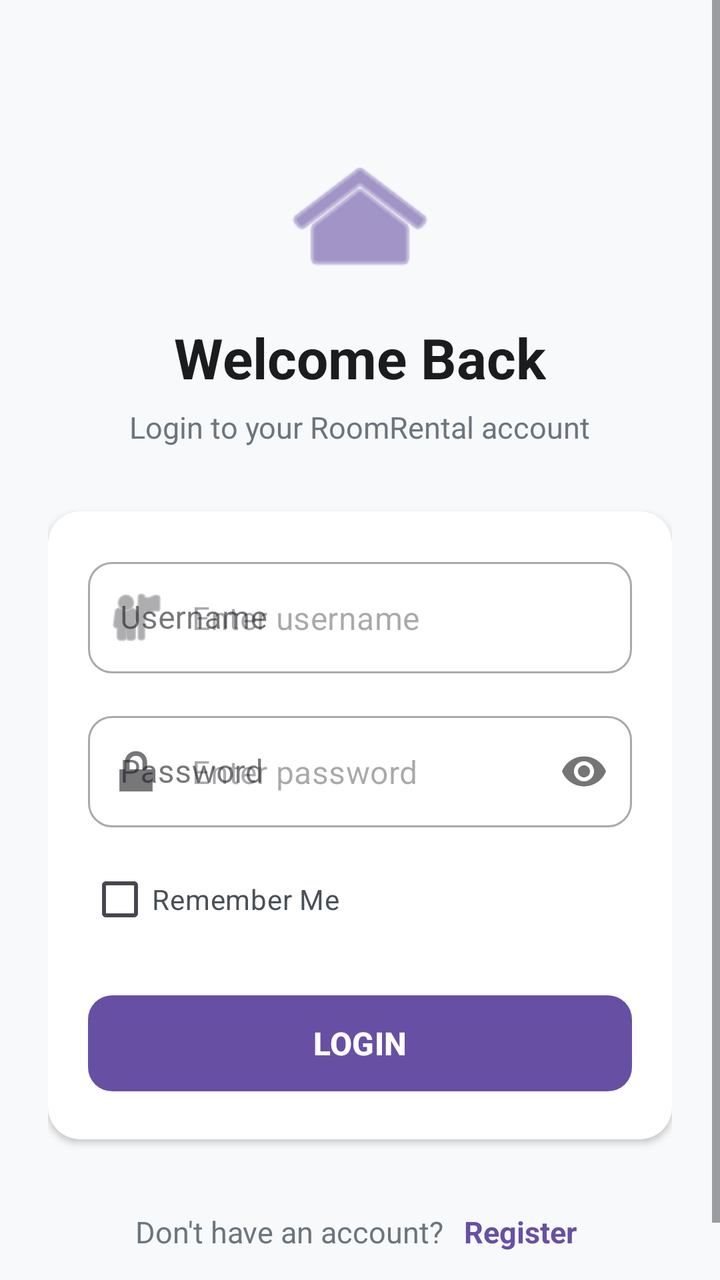
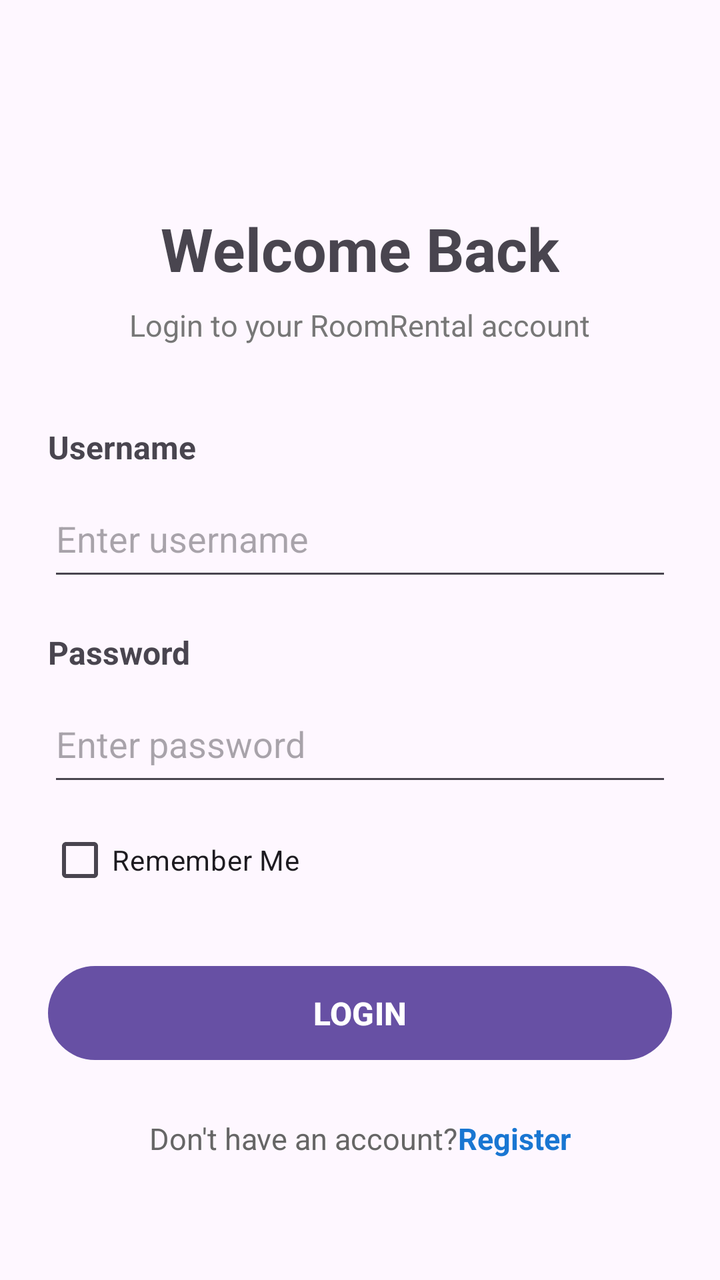

Two renders of the same Android screen: before a commit and after it. Below are the layout's source before the change and the commit's diff.
<!-- AndroidManifest.xml: application theme Theme.RoomRental -->
<!-- res/layout/activity_login.xml -->
<?xml version="1.0" encoding="utf-8"?>
<ScrollView
    xmlns:android="http://schemas.android.com/apk/res/android"
    xmlns:app="http://schemas.android.com/apk/res-auto"
    android:id="@+id/main"
    android:layout_width="match_parent"
    android:layout_height="match_parent"
    android:fillViewport="true"
    android:background="#F8F9FA">

    <LinearLayout
        android:layout_width="match_parent"
        android:layout_height="wrap_content"
        android:orientation="vertical"
        android:gravity="center_horizontal"
        android:padding="24dp">

        
        <ImageView
            android:layout_width="72dp"
            android:layout_height="72dp"
            android:layout_marginTop="48dp"
            android:contentDescription="@null"
            android:src="@android:drawable/ic_menu_home"
            app:tint="?attr/colorPrimary" />

        <TextView
            android:layout_width="wrap_content"
            android:layout_height="wrap_content"
            android:layout_marginTop="16dp"
            android:text="@string/welcome_back"
            android:textColor="#1A1C1E"
            android:textSize="28sp"
            android:textStyle="bold" />

        <TextView
            android:layout_width="wrap_content"
            android:layout_height="wrap_content"
            android:layout_marginTop="6dp"
            android:layout_marginBottom="32dp"
            android:text="@string/login_subtitle"
            android:textColor="#6C757D"
            android:textSize="15sp" />

        
        <com.google.android.material.card.MaterialCardView
            android:layout_width="match_parent"
            android:layout_height="wrap_content"
            app:cardCornerRadius="16dp"
            app:cardElevation="2dp"
            app:cardBackgroundColor="#FFFFFF"
            app:strokeWidth="0dp">

            <LinearLayout
                android:layout_width="match_parent"
                android:layout_height="wrap_content"
                android:orientation="vertical"
                android:padding="20dp">

                
                <com.google.android.material.textfield.TextInputLayout
                    style="@style/Widget.MaterialComponents.TextInputLayout.OutlinedBox"
                    android:layout_width="match_parent"
                    android:layout_height="wrap_content"
                    android:hint="@string/username"
                    app:boxCornerRadiusBottomEnd="12dp"
                    app:boxCornerRadiusBottomStart="12dp"
                    app:boxCornerRadiusTopEnd="12dp"
                    app:boxCornerRadiusTopStart="12dp"
                    app:startIconDrawable="@android:drawable/ic_menu_myplaces">

                    <com.google.android.material.textfield.TextInputEditText
                        android:id="@+id/etUsername"
                        android:layout_width="match_parent"
                        android:layout_height="wrap_content"
                        android:autofillHints="username"
                        android:hint="@string/username_hint"
                        android:inputType="text" />
                </com.google.android.material.textfield.TextInputLayout>

                
                <com.google.android.material.textfield.TextInputLayout
                    style="@style/Widget.MaterialComponents.TextInputLayout.OutlinedBox"
                    android:layout_width="match_parent"
                    android:layout_height="wrap_content"
                    android:layout_marginTop="16dp"
                    android:hint="@string/password"
                    app:boxCornerRadiusBottomEnd="12dp"
                    app:boxCornerRadiusBottomStart="12dp"
                    app:boxCornerRadiusTopEnd="12dp"
                    app:boxCornerRadiusTopStart="12dp"
                    app:passwordToggleEnabled="true"
                    app:startIconDrawable="@android:drawable/ic_lock_lock">

                    <com.google.android.material.textfield.TextInputEditText
                        android:id="@+id/etPassword"
                        android:layout_width="match_parent"
                        android:layout_height="wrap_content"
                        android:autofillHints="password"
                        android:hint="@string/password_hint"
                        android:inputType="textPassword" />
                </com.google.android.material.textfield.TextInputLayout>

                
                <CheckBox
                    android:id="@+id/cbRememberMe"
                    android:layout_width="wrap_content"
                    android:layout_height="wrap_content"
                    android:layout_marginTop="12dp"
                    android:text="@string/remember_me"
                    android:textColor="#495057"
                    android:textSize="14sp" />

                
                <com.google.android.material.button.MaterialButton
                    android:id="@+id/btnLogin"
                    android:layout_width="match_parent"
                    android:layout_height="56dp"
                    android:layout_marginTop="20dp"
                    android:text="@string/login"
                    android:textSize="16sp"
                    android:textStyle="bold"
                    app:cornerRadius="12dp" />

            </LinearLayout>
        </com.google.android.material.card.MaterialCardView>

        
        <View
            android:layout_width="match_parent"
            android:layout_height="0dp"
            android:layout_weight="1" />

        
        <LinearLayout
            android:layout_width="wrap_content"
            android:layout_height="wrap_content"
            android:layout_marginTop="32dp"
            android:layout_marginBottom="16dp"
            android:orientation="horizontal">

            <TextView
                android:layout_width="wrap_content"
                android:layout_height="wrap_content"
                android:text="@string/dont_have_account"
                android:textColor="#6C757D"
                android:textSize="15sp" />

            <TextView
                android:id="@+id/tvRegister"
                android:layout_width="wrap_content"
                android:layout_height="wrap_content"
                android:layout_marginStart="6dp"
                android:clickable="true"
                android:focusable="true"
                android:padding="4dp"
                android:text="@string/register"
                android:textColor="?attr/colorPrimary"
                android:textSize="15sp"
                android:textStyle="bold" />
        </LinearLayout>

    </LinearLayout>
</ScrollView>
<!-- resources referenced by this layout -->
<resources>
  <string name="dont_have_account">Don\'t have an account? </string>
  <string name="login">LOGIN</string>
  <string name="login_subtitle">Login to your RoomRental account</string>
  <string name="password">Password</string>
  <string name="password_hint">Enter password</string>
  <string name="register">Register</string>
  <string name="remember_me">Remember Me</string>
  <string name="username">Username</string>
  <string name="username_hint">Enter username</string>
  <string name="welcome_back">Welcome Back</string>
  <style name="Theme.RoomRental" parent="Base.Theme.RoomRental" />
  <style name="Base.Theme.RoomRental" parent="Theme.Material3.DayNight.NoActionBar">
          
          
      </style>
</resources>

<!-- the commit's change to res/layout/activity_login.xml (unified diff, before → after) -->
@@ -1,164 +1,113 @@
 <?xml version="1.0" encoding="utf-8"?>
-<ScrollView
+<LinearLayout
     xmlns:android="http://schemas.android.com/apk/res/android"
-    xmlns:app="http://schemas.android.com/apk/res-auto"
     android:id="@+id/main"
     android:layout_width="match_parent"
     android:layout_height="match_parent"
-    android:fillViewport="true"
-    android:background="#F8F9FA">
+    android:orientation="vertical"
+    android:padding="24dp">
 
+    
+    <TextView
+        android:layout_width="wrap_content"
+        android:layout_height="wrap_content"
+        android:text="@string/welcome_back"
+        android:textSize="30sp"
+        android:textStyle="bold"
+        android:layout_gravity="center"
+        android:layout_marginTop="80dp"
+        android:layout_marginBottom="8dp" />
+
+    
+    <TextView
+        android:layout_width="wrap_content"
+        android:layout_height="wrap_content"
+        android:text="@string/login_subtitle"
+        android:textSize="15sp"
+        android:textColor="#777777"
+        android:layout_gravity="center"
+        android:layout_marginBottom="40dp" />
+
+    
+    <TextView
+        android:layout_width="wrap_content"
+        android:layout_height="wrap_content"
+        android:text="@string/username"
+        android:textSize="16sp"
+        android:textStyle="bold" />
+
+    <EditText
+        android:id="@+id/etUsername"
+        android:layout_width="match_parent"
+        android:layout_height="55dp"
+        android:hint="@string/username_hint"
+        android:inputType="text"
+        android:autofillHints="username"
+        android:layout_marginTop="6dp" />
+
+    
+    <TextView
+        android:layout_width="wrap_content"
+        android:layout_height="wrap_content"
+        android:text="@string/password"
+        android:textSize="16sp"
+        android:textStyle="bold"
+        android:layout_marginTop="20dp" />
+
+    <EditText
+        android:id="@+id/etPassword"
+        android:layout_width="match_parent"
+        android:layout_height="55dp"
+        android:hint="@string/password_hint"
+        android:inputType="textPassword"
+        android:autofillHints="password"
+        android:layout_marginTop="6dp" />
+
+    
+    <CheckBox
+        android:id="@+id/cbRememberMe"
+        android:layout_width="wrap_content"
+        android:layout_height="wrap_content"
+        android:text="@string/remember_me"
+        android:textSize="14sp"
+        android:layout_marginTop="8dp" />
+
+    
+    <Button
+        android:id="@+id/btnLogin"
+        android:layout_width="match_parent"
+        android:layout_height="55dp"
+        android:text="@string/login"
+        android:textSize="16sp"
+        android:textStyle="bold"
+        android:layout_marginTop="25dp" />
+
+    
     <LinearLayout
-        android:layout_width="match_parent"
+        android:layout_width="wrap_content"
         android:layout_height="wrap_content"
-        android:orientation="vertical"
-        android:gravity="center_horizontal"
-        android:padding="24dp">
-
-        
-        <ImageView
-            android:layout_width="72dp"
-            android:layout_height="72dp"
-            android:layout_marginTop="48dp"
-            android:contentDescription="@null"
-            android:src="@android:drawable/ic_menu_home"
-            app:tint="?attr/colorPrimary" />
+        android:orientation="horizontal"
+        android:layout_gravity="center"
+        android:layout_marginTop="25dp">
 
         <TextView
             android:layout_width="wrap_content"
             android:layout_height="wrap_content"
-            android:layout_marginTop="16dp"
-            android:text="@string/welcome_back"
-            android:textColor="#1A1C1E"
-            android:textSize="28sp"
-            android:textStyle="bold" />
+            android:text="@string/dont_have_account"
+            android:textSize="15sp"
+            android:textColor="#666666" />
 
         <TextView
+            android:id="@+id/tvRegister"
             android:layout_width="wrap_content"
             android:layout_height="wrap_content"
-            android:layout_marginTop="6dp"
-            android:layout_marginBottom="32dp"
-            android:text="@string/login_subtitle"
-            android:textColor="#6C757D"
-            android:textSize="15sp" />
-
-        
-        <com.google.android.material.card.MaterialCardView
-            android:layout_width="match_parent"
-            android:layout_height="wrap_content"
-            app:cardCornerRadius="16dp"
-            app:cardElevation="2dp"
-            app:cardBackgroundColor="#FFFFFF"
-            app:strokeWidth="0dp">
-
-            <LinearLayout
-                android:layout_width="match_parent"
-                android:layout_height="wrap_content"
-                android:orientation="vertical"
-                android:padding="20dp">
-
-                
-                <com.google.android.material.textfield.TextInputLayout
-                    style="@style/Widget.MaterialComponents.TextInputLayout.OutlinedBox"
-                    android:layout_width="match_parent"
-                    android:layout_height="wrap_content"
-                    android:hint="@string/username"
-                    app:boxCornerRadiusBottomEnd="12dp"
-                    app:boxCornerRadiusBottomStart="12dp"
-                    app:boxCornerRadiusTopEnd="12dp"
-                    app:boxCornerRadiusTopStart="12dp"
-                    app:startIconDrawable="@android:drawable/ic_menu_myplaces">
-
-                    <com.google.android.material.textfield.TextInputEditText
-                        android:id="@+id/etUsername"
-                        android:layout_width="match_parent"
-                        android:layout_height="wrap_content"
-                        android:autofillHints="username"
-                        android:hint="@string/username_hint"
-                        android:inputType="text" />
-                </com.google.android.material.textfield.TextInputLayout>
-
-                
-                <com.google.android.material.textfield.TextInputLayout
-                    style="@style/Widget.MaterialComponents.TextInputLayout.OutlinedBox"
-                    android:layout_width="match_parent"
-                    android:layout_height="wrap_content"
-                    android:layout_marginTop="16dp"
-                    android:hint="@string/password"
-                    app:boxCornerRadiusBottomEnd="12dp"
-                    app:boxCornerRadiusBottomStart="12dp"
-                    app:boxCornerRadiusTopEnd="12dp"
-                    app:boxCornerRadiusTopStart="12dp"
-                    app:passwordToggleEnabled="true"
-                    app:startIconDrawable="@android:drawable/ic_lock_lock">
-
-                    <com.google.android.material.textfield.TextInputEditText
-                        android:id="@+id/etPassword"
-                        android:layout_width="match_parent"
-                        android:layout_height="wrap_content"
-                        android:autofillHints="password"
-                        android:hint="@string/password_hint"
-                        android:inputType="textPassword" />
-                </com.google.android.material.textfield.TextInputLayout>
-
-                
-                <CheckBox
-                    android:id="@+id/cbRememberMe"
-                    android:layout_width="wrap_content"
-                    android:layout_height="wrap_content"
-                    android:layout_marginTop="12dp"
-                    android:text="@string/remember_me"
-                    android:textColor="#495057"
-                    android:textSize="14sp" />
-
-                
-                <com.google.android.material.button.MaterialButton
-                    android:id="@+id/btnLogin"
-                    android:layout_width="match_parent"
-                    android:layout_height="56dp"
-                    android:layout_marginTop="20dp"
-                    android:text="@string/login"
-                    android:textSize="16sp"
-                    android:textStyle="bold"
-                    app:cornerRadius="12dp" />
-
-            </LinearLayout>
-        </com.google.android.material.card.MaterialCardView>
-
-        
-        <View
-            android:layout_width="match_parent"
-            android:layout_height="0dp"
-            android:layout_weight="1" />
-
-        
-        <LinearLayout
-            android:layout_width="wrap_content"
-            android:layout_height="wrap_content"
-            android:layout_marginTop="32dp"
-            android:layout_marginBottom="16dp"
-            android:orientation="horizontal">
-
-            <TextView
-                android:layout_width="wrap_content"
-                android:layout_height="wrap_content"
-                android:text="@string/dont_have_account"
-                android:textColor="#6C757D"
-                android:textSize="15sp" />
-
-            <TextView
-                android:id="@+id/tvRegister"
-                android:layout_width="wrap_content"
-                android:layout_height="wrap_content"
-                android:layout_marginStart="6dp"
-                android:clickable="true"
-                android:focusable="true"
-                android:padding="4dp"
-                android:text="@string/register"
-                android:textColor="?attr/colorPrimary"
-                android:textSize="15sp"
-                android:textStyle="bold" />
-        </LinearLayout>
+            android:text="@string/register"
+            android:textSize="15sp"
+            android:textStyle="bold"
+            android:textColor="#1976D2"
+            android:clickable="true"
+            android:focusable="true" />
 
     </LinearLayout>
-</ScrollView>
+
+</LinearLayout>
